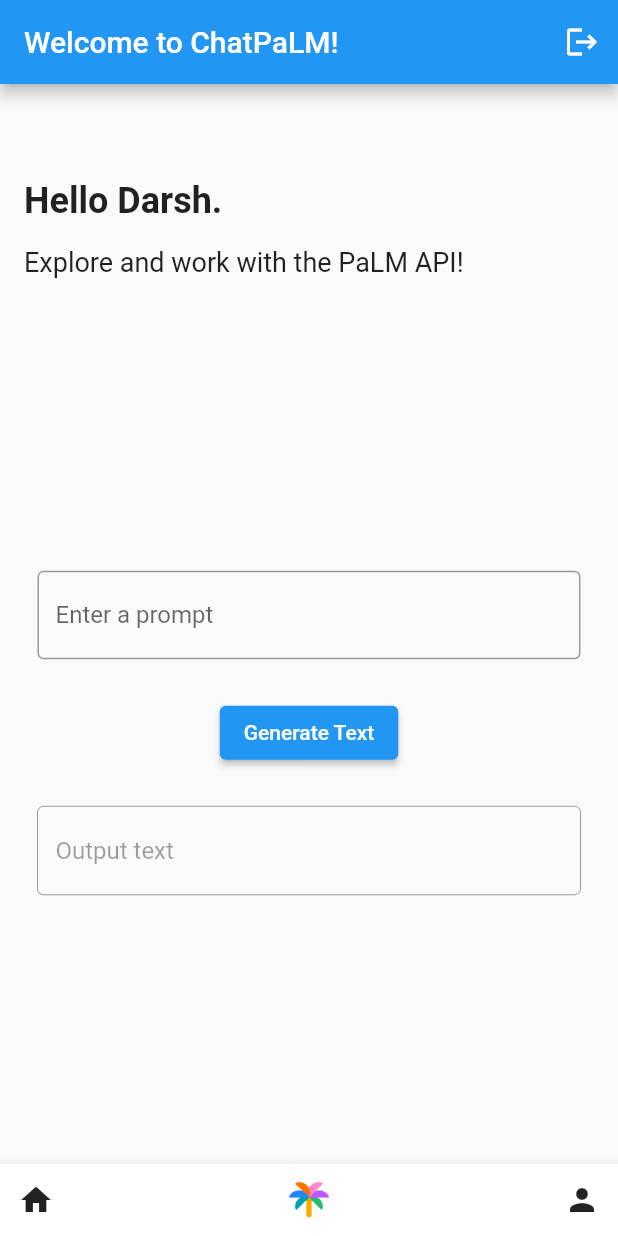
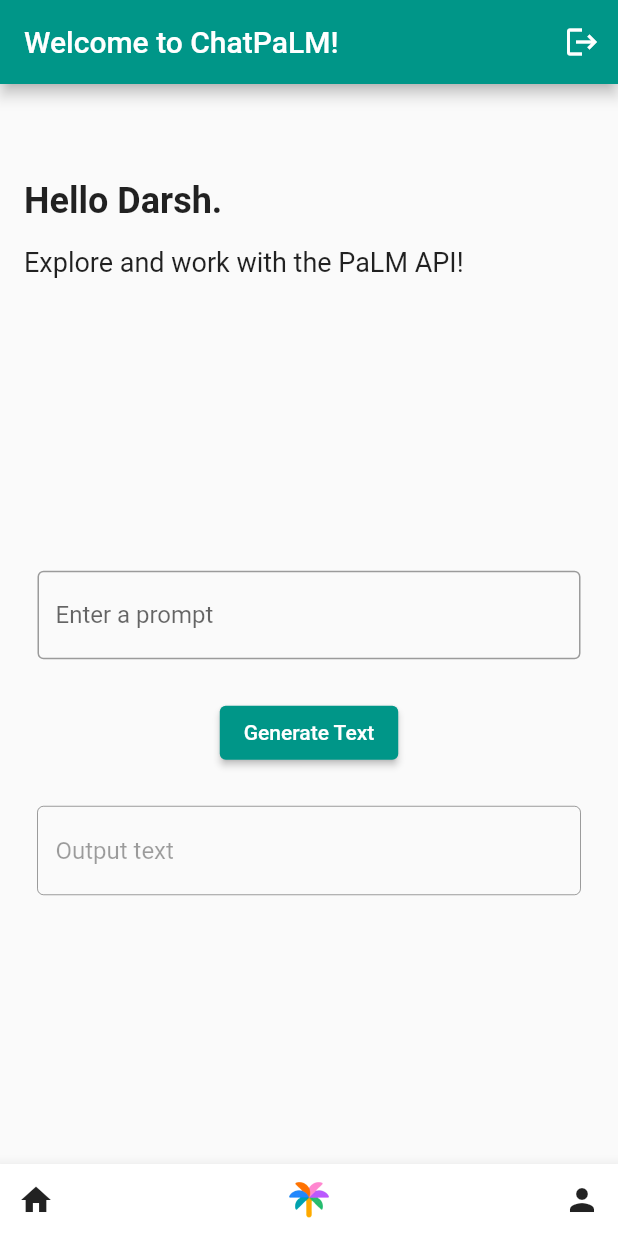
Before and after one commit to darshmashru/ChatPaLM, a Flutter app: the screen it shows after launch, on a phone screen of 412 x 824 dp. Run offline on Flutter 3.47's test engine with Material 2 defaults, Android fonts, the light colour scheme and no system bars; our stand-ins replace firebase_auth, firebase_core, flutter_dotenv, google_sign_in; missing offline and left inert: google_generative_language_api; accounts and stored records are empty.

Commit message:
Minor temporary color changes

```diff
--- a/lib/screens/home_page.dart
+++ b/lib/screens/home_page.dart
@@ -34,6 +34,7 @@
     return Scaffold(
       appBar: AppBar(
         title: const Text('Welcome to ChatPaLM!'),
+        backgroundColor: Colors.teal,
         actions: [
           IconButton(
               onPressed: () {
--- a/lib/widgets/api_integration_widget.dart
+++ b/lib/widgets/api_integration_widget.dart
@@ -24,6 +24,10 @@
             ),
           ),
           ElevatedButton(
+            style: ElevatedButton.styleFrom(
+              foregroundColor: Colors.white,
+              backgroundColor: Colors.teal,
+            ),
             onPressed: () {
               generateTextWithPrompt(
                   promptString: _promptInputController.text);
```
Also changed, not shown: 2 other files.
